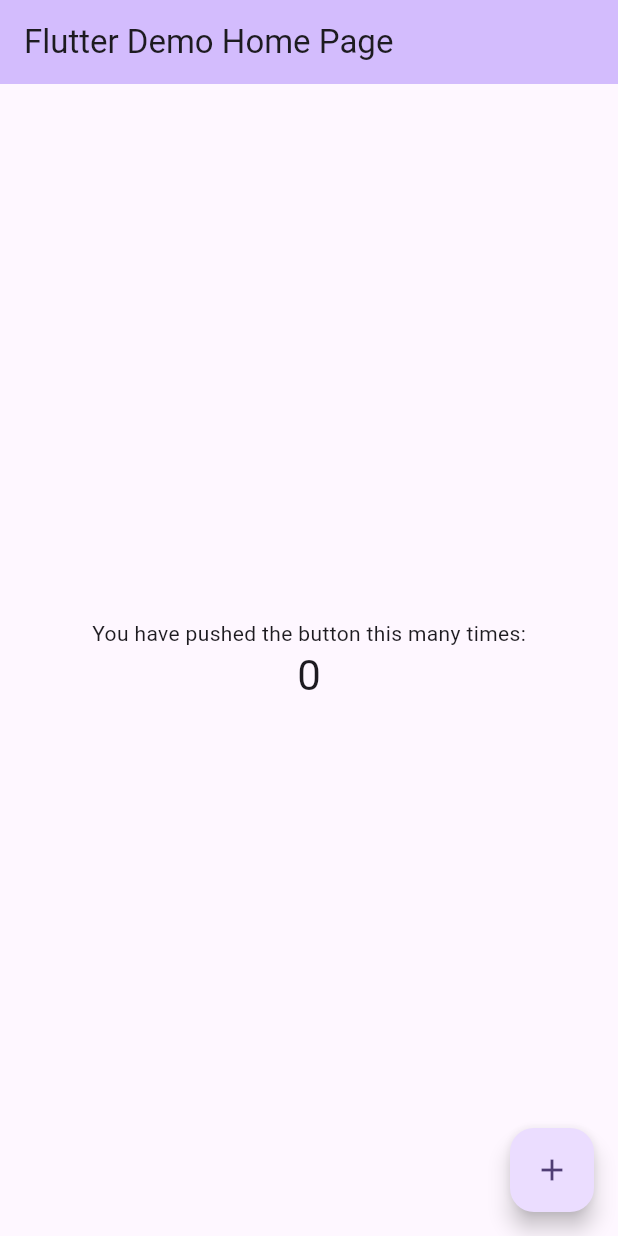
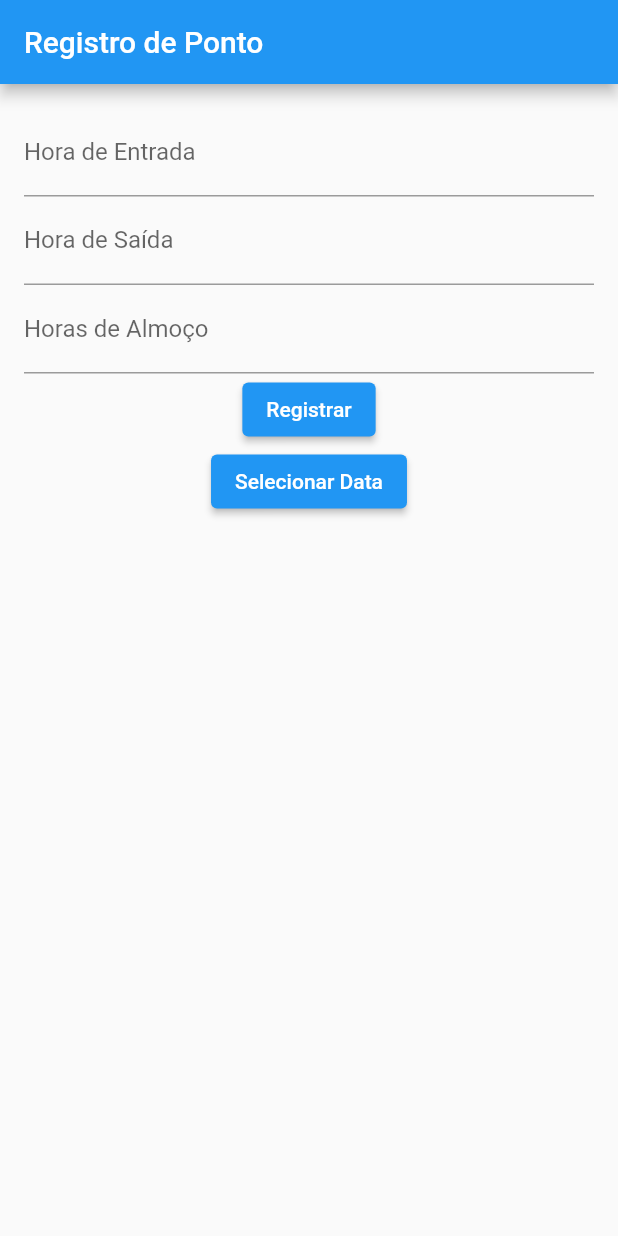
Before and after one commit to Gabruxa1/projetoFlutterRegistroDeHoras, a Flutter app: the screen it shows after launch, on a phone screen of 412 x 824 dp. Run offline on Flutter 3.47's test engine with Material 2 defaults, Android fonts, the phone set to English and light mode, and no system bars.

Commit message:
Inicio de Projeto: Tela principal

```diff
--- a/ponto_horas/lib/main.dart
+++ b/ponto_horas/lib/main.dart
@@ -1,125 +1,85 @@
 import 'package:flutter/material.dart';
 
+
+
 void main() {
-  runApp(const MyApp());
+  runApp(RegistroPontoApp());
 }
 
-class MyApp extends StatelessWidget {
-  const MyApp({super.key});
-
-  // This widget is the root of your application.
+class RegistroPontoApp extends StatelessWidget {
   @override
   Widget build(BuildContext context) {
     return MaterialApp(
-      title: 'Flutter Demo',
+      title: 'Registro de Ponto',
       theme: ThemeData(
-        // This is the theme of your application.
-        //
-        // TRY THIS: Try running your application with "flutter run". You'll see
-        // the application has a blue toolbar. Then, without quitting the app,
-        // try changing the seedColor in the colorScheme below to Colors.green
-        // and then invoke "hot reload" (save your changes or press the "hot
-        // reload" button in a Flutter-supported IDE, or press "r" if you used
-        // the command line to start the app).
-        //
-        // Notice that the counter didn't reset back to zero; the application
-        // state is not lost during the reload. To reset the state, use hot
-        // restart instead.
-        //
-        // This works for code too, not just values: Most code changes can be
-        // tested with just a hot reload.
-        colorScheme: ColorScheme.fromSeed(seedColor: Colors.deepPurple),
-        useMaterial3: true,
+        primarySwatch: Colors.blue,
       ),
-      home: const MyHomePage(title: 'Flutter Demo Home Page'),
+      supportedLocales: [
+        const Locale('en', 'US'), // Adicione outras localizações, se necessário
+      ],
+      home: RegistroPontoScreen(),
     );
   }
 }
 
-class MyHomePage extends StatefulWidget {
-  const MyHomePage({super.key, required this.title});
-
-  // This widget is the home page of your application. It is stateful, meaning
-  // that it has a State object (defined below) that contains fields that affect
-  // how it looks.
-
-  // This class is the configuration for the state. It holds the values (in this
-  // case the title) provided by the parent (in this case the App widget) and
-  // used by the build method of the State. Fields in a Widget subclass are
-  // always marked "final".
-
-  final String title;
-
-  @override
-  State<MyHomePage> createState() => _MyHomePageState();
-}
-
-class _MyHomePageState extends State<MyHomePage> {
-  int _counter = 0;
-
-  void _incrementCounter() {
-    setState(() {
-      // This call to setState tells the Flutter framework that something has
-      // changed in this State, which causes it to rerun the build method below
-      // so that the display can reflect the updated values. If we changed
-      // _counter without calling setState(), then the build method would not be
-      // called again, and so nothing would appear to happen.
-      _counter++;
-    });
-  }
+class RegistroPontoScreen extends StatelessWidget {
+  final TextEditingController entradaController = TextEditingController();
+  final TextEditingController saidaController = TextEditingController();
+  final TextEditingController almocoController = TextEditingController();
 
   @override
   Widget build(BuildContext context) {
-    // This method is rerun every time setState is called, for instance as done
-    // by the _incrementCounter method above.
-    //
-    // The Flutter framework has been optimized to make rerunning build methods
-    // fast, so that you can just rebuild anything that needs updating rather
-    // than having to individually change instances of widgets.
-    return Scaffold(
+    return Directionality(
+      textDirection: TextDirection.ltr, // Defina a direção desejada
+      child: Scaffold(
         appBar: AppBar(
-        // TRY THIS: Try changing the color here to a specific color (to
-        // Colors.amber, perhaps?) and trigger a hot reload to see the AppBar
-        // change color while the other colors stay the same.
-        backgroundColor: Theme.of(context).colorScheme.inversePrimary,
-        // Here we take the value from the MyHomePage object that was created by
-        // the App.build method, and use it to set our appbar title.
-        title: Text(widget.title),
+          title: Text('Registro de Ponto'),
         ),
-      body: Center(
-        // Center is a layout widget. It takes a single child and positions it
-        // in the middle of the parent.
+        body: Container(
+          padding: EdgeInsets.all(16),
           child: Column(
-          // Column is also a layout widget. It takes a list of children and
-          // arranges them vertically. By default, it sizes itself to fit its
-          // children horizontally, and tries to be as tall as its parent.
-          //
-          // Column has various properties to control how it sizes itself and
-          // how it positions its children. Here we use mainAxisAlignment to
-          // center the children vertically; the main axis here is the vertical
-          // axis because Columns are vertical (the cross axis would be
-          // horizontal).
-          //
-          // TRY THIS: Invoke "debug painting" (choose the "Toggle Debug Paint"
-          // action in the IDE, or press "p" in the console), to see the
-          // wireframe for each widget.
-          mainAxisAlignment: MainAxisAlignment.center,
-          children: <Widget>[
-            const Text(
-              'You have pushed the button this many times:',
+            children: [
+              TextField(
+                controller: entradaController,
+                decoration: InputDecoration(
+                  labelText: 'Hora de Entrada',
                 ),
-            Text(
-              '$_counter',
-              style: Theme.of(context).textTheme.headlineMedium,
+              ),
+              TextField(
+                controller: saidaController,
+                decoration: InputDecoration(
+                  labelText: 'Hora de Saída',
+                ),
+              ),
+              TextField(
+                controller: almocoController,
+                decoration: InputDecoration(
+                  labelText: 'Horas de Almoço',
+                ),
+              ),
+              ElevatedButton(
+                onPressed: () {
+                  // Lógica para registrar as horas trabalhadas
+                },
+                child: Text('Registrar'),
+              ),
+              ElevatedButton(
+                onPressed: () {
+                  showDatePicker(
+                    context: context,
+                    initialDate: DateTime.now(),
+                    firstDate: DateTime(2021),
+                    lastDate: DateTime(2025),
+                  ).then((selectedDate) {
+                    // Lógica para lidar com a data selecionada
+                  });
+                },
+                child: Text('Selecionar Data'),
               ),
             ],
           ),
         ),
-      floatingActionButton: FloatingActionButton(
-        onPressed: _incrementCounter,
-        tooltip: 'Increment',
-        child: const Icon(Icons.add),
-      ), // This trailing comma makes auto-formatting nicer for build methods.
+      ),
     );
   }
 }
--- a/ponto_horas/pubspec.yaml
+++ b/ponto_horas/pubspec.yaml
@@ -21,6 +21,7 @@ version: 1.0.0+1
 environment:
   sdk: '>=3.0.3 <4.0.0'
 
+
 # Dependencies specify other packages that your package needs in order to work.
 # To automatically upgrade your package dependencies to the latest versions
 # consider running `flutter pub upgrade --major-versions`. Alternatively,
@@ -30,6 +31,7 @@ environment:
 dependencies:
   flutter:
     sdk: flutter
+
 
 
   # The following adds the Cupertino Icons font to your application.
```
Also changed, not shown: 1 other file. Lines whose indentation alone changed are shown as unchanged.
